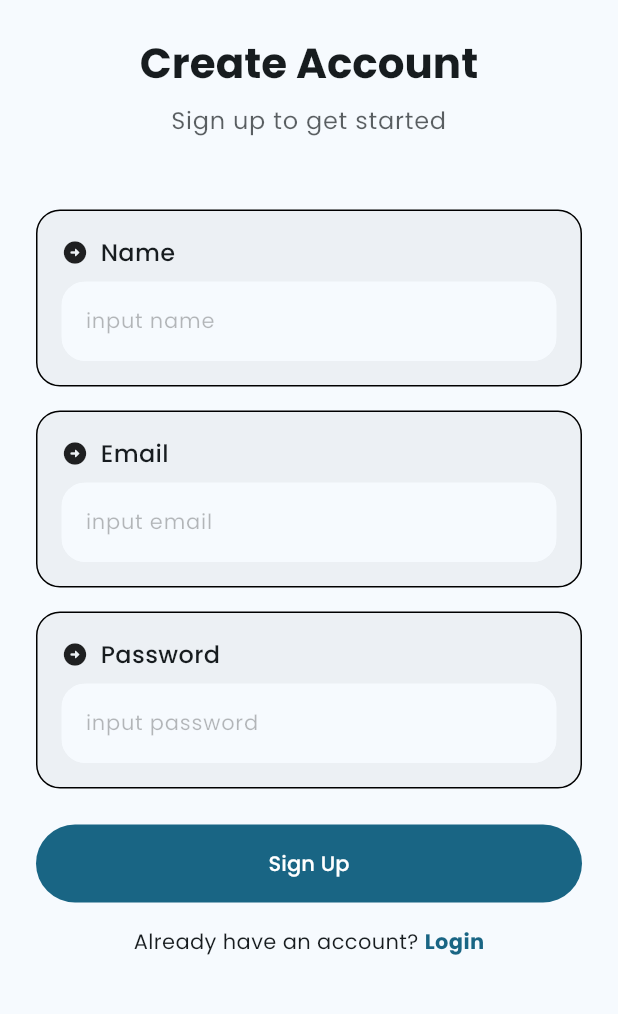
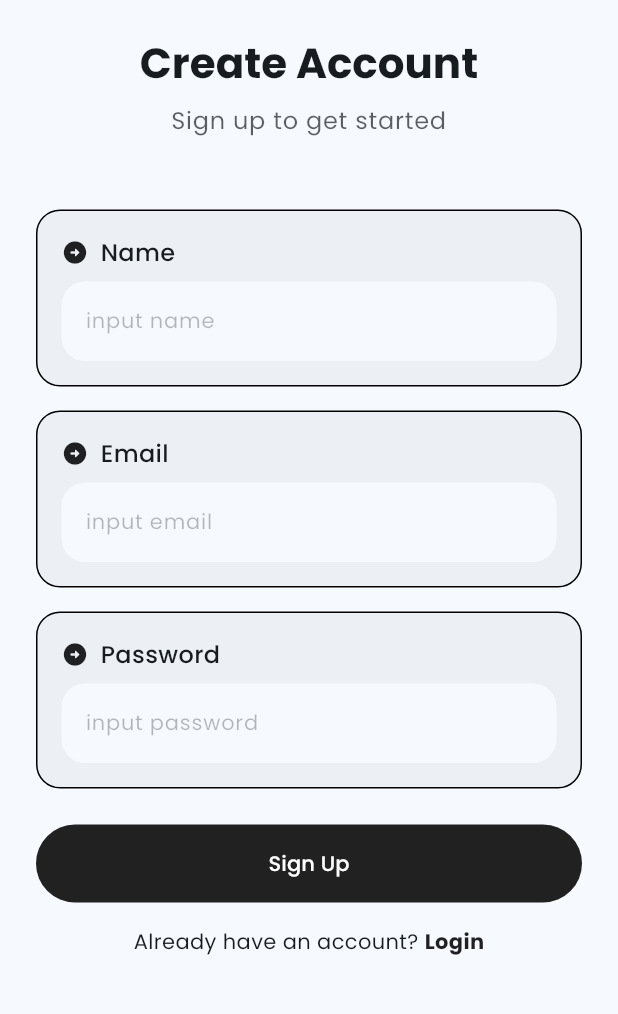
Before and after one commit to guizot/hris_app, a Flutter app: the RegisterPage screen opened by its route, on a phone screen of 412 x 824 dp, the part 200-1214 px from its top. Run offline on Flutter 3.47's test engine with Material 3 defaults, Android fonts, the phone set to English and light mode, and no system bars; our stand-ins replace flutter_svg, get_it, hive, hive_flutter, image_picker, palette_generator and 1 more; accounts and stored records are empty; network calls fail.

Commit message:
feat: Update button styles in login and register pages to use icon theme color

```diff
--- a/lib/presentation/pages/auth/login_page.dart
+++ b/lib/presentation/pages/auth/login_page.dart
@@ -89,6 +89,7 @@ class _LoginPageState extends State<LoginPage> {
                       onPressed: _onLoginPressed,
                       style: FilledButton.styleFrom(
                         padding: const EdgeInsets.symmetric(vertical: 16),
+                        backgroundColor: Theme.of(context).iconTheme.color,
                       ),
                       child: const Text('Login'),
                     ),
@@ -107,7 +108,7 @@ class _LoginPageState extends State<LoginPage> {
                           child: Text(
                             'Sign Up',
                             style: Theme.of(context).textTheme.bodyMedium?.copyWith(
-                              color: Theme.of(context).colorScheme.primary,
+                              color: Theme.of(context).iconTheme.color,
                               fontWeight: FontWeight.bold,
                             ),
                           ),
--- a/lib/presentation/pages/auth/register_page.dart
+++ b/lib/presentation/pages/auth/register_page.dart
@@ -116,6 +116,7 @@ class _RegisterPageState extends State<RegisterPage> {
                   FilledButton(
                     onPressed: _onRegisterPressed,
                     style: FilledButton.styleFrom(
+                      backgroundColor: Theme.of(context).iconTheme.color,
                       padding: const EdgeInsets.symmetric(vertical: 16),
                     ),
                     child: const Text('Sign Up'),
@@ -135,7 +136,7 @@ class _RegisterPageState extends State<RegisterPage> {
                         child: Text(
                           'Login',
                           style: Theme.of(context).textTheme.bodyMedium?.copyWith(
-                            color: Theme.of(context).colorScheme.primary,
+                            color: Theme.of(context).iconTheme.color,
                             fontWeight: FontWeight.bold,
                           ),
                         ),
```
